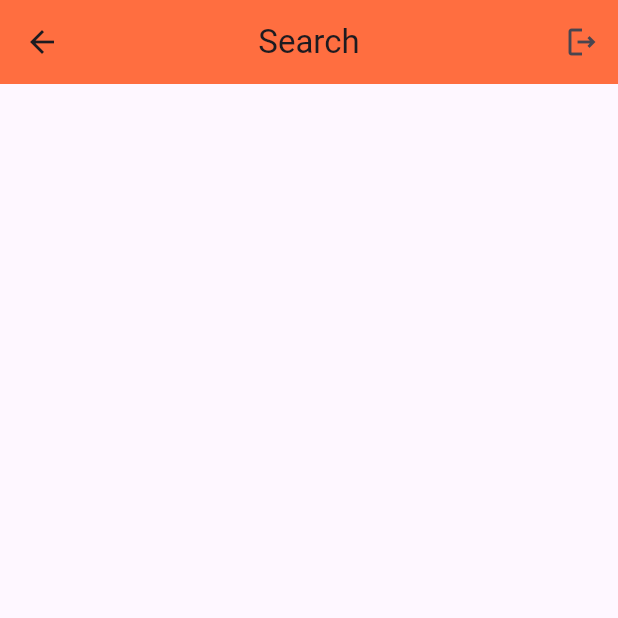
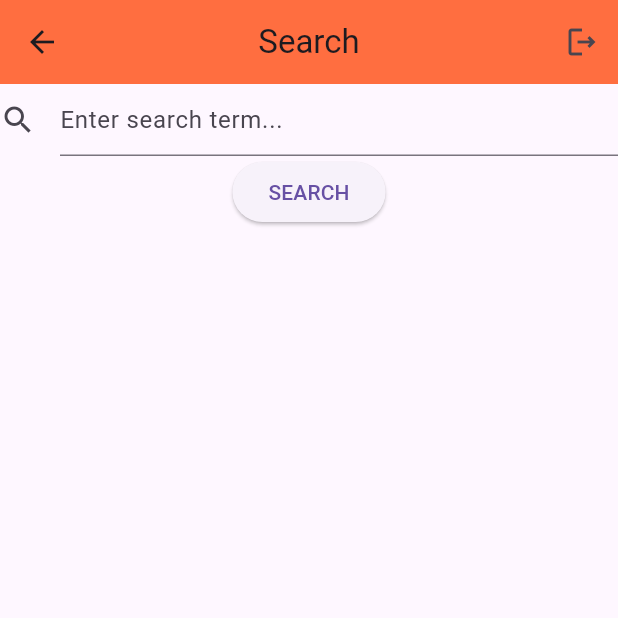
Before and after one commit to jacpul/2DaySprintApp, a Flutter app: the SearchScreen screen opened directly, on a phone screen of 412 x 824 dp, the top half of it. Run offline on Flutter 3.47's test engine with Material 3 defaults, Android fonts, the phone set to English and light mode, and no system bars; our stand-ins replace cloud_firestore, firebase_auth, firebase_core; accounts and stored records are empty.

Commit message:
made progress, waiting for firebase

```diff
--- a/lib/search_screen.dart
+++ b/lib/search_screen.dart
@@ -12,6 +12,18 @@ class SearchScreen extends StatefulWidget {
 
 class _SearchScreen extends State<SearchScreen> {
 
+  TextEditingController searchText = TextEditingController();
+  //late var bookCollection = FirebaseFirestore.instance.collection('Amazon Books');
+  List<String> tempList = [
+    '1',
+    '1',
+    '1',
+    '2',
+    '3',
+    '4',
+    '5',
+  ];
+  List<String> updatedList = [];
   @override
   Widget build(BuildContext context) {
     return Scaffold(
@@ -20,18 +32,88 @@ class _SearchScreen extends State<SearchScreen> {
             centerTitle: true,
             backgroundColor: Colors.deepOrangeAccent,
             actions: [
+
               /// Icon button to log out and bring user back to the login screen
               IconButton(
                   icon: const Icon(Icons.logout_outlined),
                   tooltip: 'Home',
                   onPressed: () {
-                  Navigator.of(context).push(MaterialPageRoute(builder: (BuildContext context) {
+                    Navigator.of(context).push(
+                        MaterialPageRoute(builder: (BuildContext context) {
                           return Home();
                         }));
                   }
               )
             ]
         ),
+        body: Center(
+            child: Column(
+                children: <Widget>[
+                  TextFormField(
+                    decoration: const InputDecoration(
+                      icon: Icon(Icons.search),
+                      hintText: 'Enter search term...',
+                    ),
+                    controller: searchText,
+                  ),
+                  ElevatedButton(
+                      onPressed: () {
+                        updateList(searchText.text);
+                        print("list is: ${updatedList.length}");
+                        /*
+                        showDialog(
+                          context: context,
+                          builder: (context) {
+                            return AlertDialog(
+                              title: const Text('Results'),
+                              // Retrieve the text the that user has entered by using the
+                              // TextEditingController.
+                              content: listOfBooks,
+                            );
+                          },
+                        );
+
+
+                         */
+                      },
+                      child: const Text('SEARCH')),
+                ]
+            )
+        )
     );
   }
+
+  late var listOfBooks = ListView.builder(
+    itemCount: tempList.length,
+    itemBuilder: (content, index) {
+      return Card(
+        color: Colors.yellow.shade800,
+        child: ListTile(
+          shape: RoundedRectangleBorder(
+            side: const BorderSide(width: 2),
+            borderRadius: BorderRadius.circular(20),
+          ),
+          leading: const CircleAvatar(
+            backgroundColor: Colors.blueAccent,
+            child: Icon(Icons.library_books)
+          ),
+          title: Row(
+            children: [
+              Text(updatedList[index].toString()),
+            ],
+          )
+        )
+      );
     }
+  );
+
+  void updateList(String item) {
+    print(item);
+    for (var i = 0; i < tempList.length; i++) {
+      if(tempList[i] == item) {
+        print('true');
+        updatedList.add(tempList[i]);
+      }
+    }
+  }
+}
```
Lines whose indentation alone changed are shown as unchanged.
